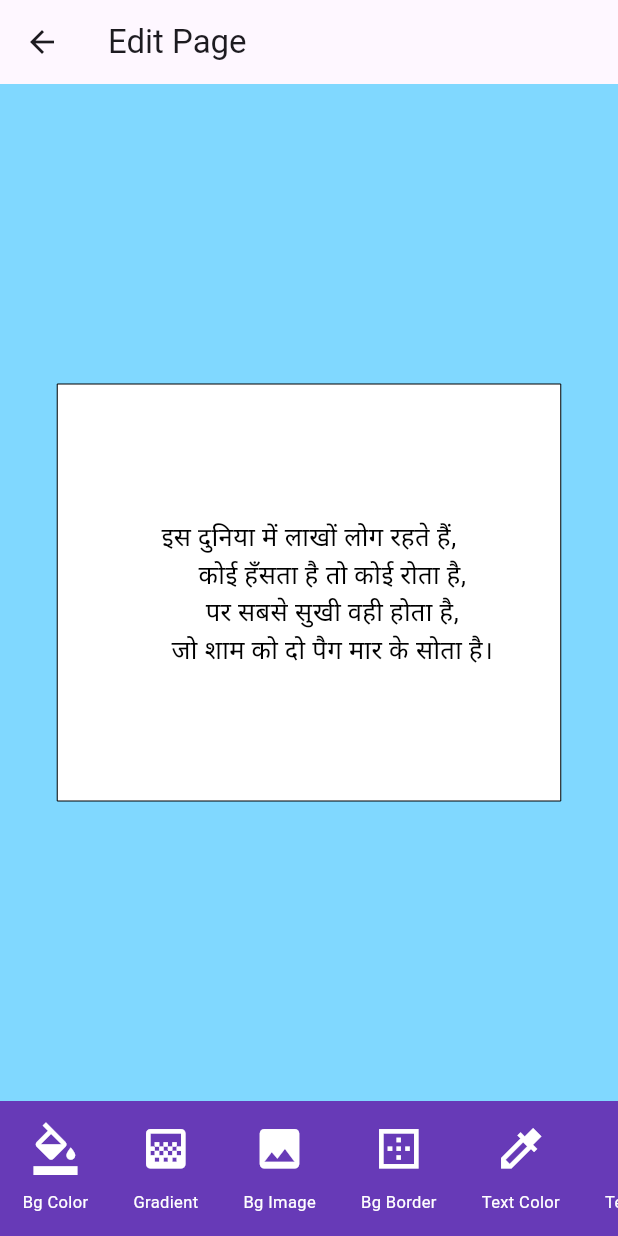
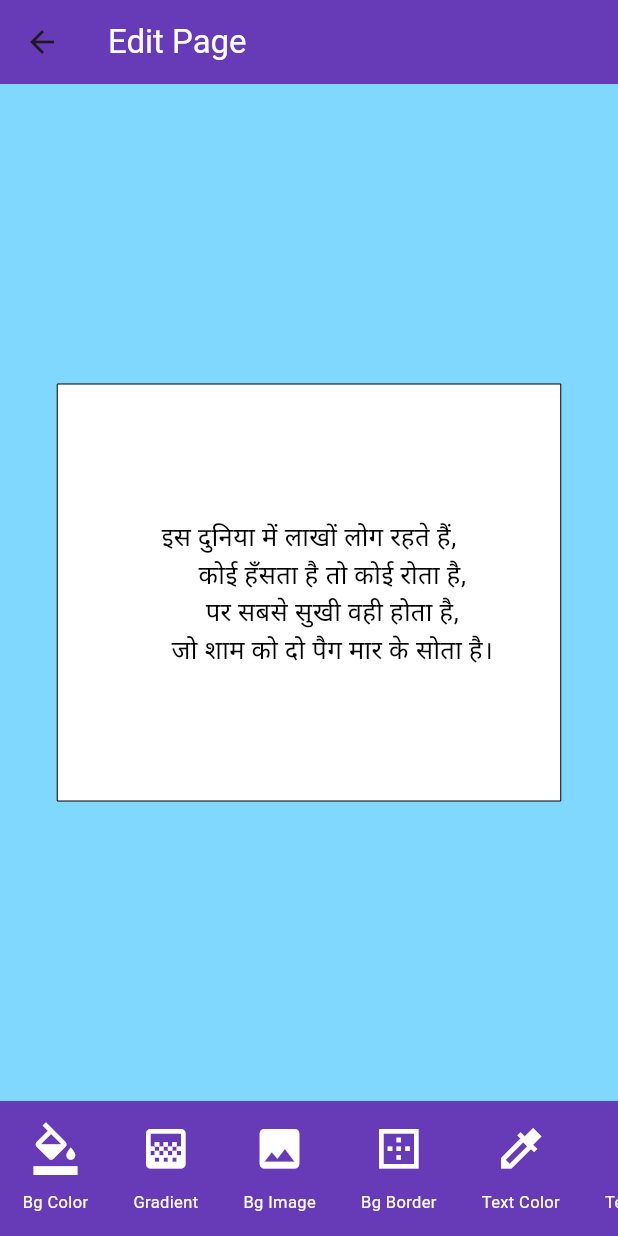
Before and after one commit to Lucky-Jotangiya/Shayari_App, a Flutter app: the ThirdPage screen opened directly with empty values, after a tap on the "edit" icon, on a phone screen of 412 x 824 dp. Run offline on Flutter 3.47's test engine with Material 3 defaults, Android fonts, the phone set to English and light mode, and no system bars; our stand-ins replace device_info_plus, flutter_colorpicker, fluttertoast, permission_handler, scroll_snap_list, share_plus; missing offline and left inert: clipboard, widgets_to_image.

Commit message:
Shayari App

```diff
--- a/lib/edit_page.dart
+++ b/lib/edit_page.dart
@@ -226,6 +226,7 @@ class _FinalPageState extends State<FinalPage> {
                   InkWell(
                     onTap: () {
                       showModalBottomSheet(
+                        shape: RoundedRectangleBorder(borderRadius: BorderRadius.circular(11)),
                         backgroundColor: Colors.lightBlueAccent.shade100,
                         context: context, builder: (context) {
                         return Container(
@@ -460,6 +461,7 @@ class _FinalPageState extends State<FinalPage> {
                   InkWell(
                     onTap: () {
                       showModalBottomSheet(
+                        shape: RoundedRectangleBorder(borderRadius: BorderRadius.circular(11)),
                         backgroundColor: Colors.lightBlueAccent.shade100,
                         context: context, builder: (context) {
                         return Container(
@@ -652,35 +654,13 @@ class _FinalPageState extends State<FinalPage> {
 
                   InkWell(
                     onTap: () {
-                      con.capture().then((value) {
+                      con.capture().then((value) async {
                         String imageName = "Image${Random().nextInt(10000)}.jpg";
                         String imagePath = "$folderPath/$imageName";
-                        file = File(imagePath);
+                        File file = File(imagePath);
                         file.writeAsBytes(value as List<int>);
-                        file.create();
-                      });
-                      Fluttertoast.showToast(msg: "Saved",backgroundColor: Colors.white,textColor: Colors.black);
-                    },
-                    child: Column(
-                      mainAxisAlignment: MainAxisAlignment.center,
-                      children: [
-                        Padding(
-                          padding: const EdgeInsets.only(right: 30),
-                          child: Icon(Icons.download,color: Colors.white,size: 35,),
-                        ),
-                        SizedBox(height: 10,),
-                        Padding(
-                          padding: const EdgeInsets.only(right: 30),
-                          child: Text("Save",style: TextStyle(color: Colors.white,fontSize: 11),),
-                        ),
-                      ],
-                    ),
-                  ),
-
-                  InkWell(
-                    onTap: () {
-                      con.capture().then((value) {
-                        Directory tempDirectory = getTemporaryDirectory() as Directory;
+                        File ff = await file.create();
+                        Share.shareFiles(["${file.path}"]);
                       });
                     },
                     child: Column(
--- a/lib/global_class.dart
+++ b/lib/global_class.dart
@@ -3,7 +3,8 @@ import 'package:flutter/material.dart';
 class GlobalClass {
   static PreferredSizeWidget appbar(String title) {
     return AppBar(
-      title: Text(title),
+      backgroundColor: Colors.deepPurple,
+      title: Text(title,style: TextStyle(color: Colors.white),),
     );
   }
 
--- a/lib/main.dart
+++ b/lib/main.dart
@@ -49,7 +49,7 @@ class _HomePageState extends State<HomePage> {
                 ),
                 child: InkWell(
                   onTap: () {
-                    Navigator.push(context, MaterialPageRoute(builder: (context) {
+                    Navigator.pushReplacement(context, MaterialPageRoute(builder: (context) {
                       return SecondPage();
                     },));
                   },
```
Also changed, not shown: pubspec.lock.
